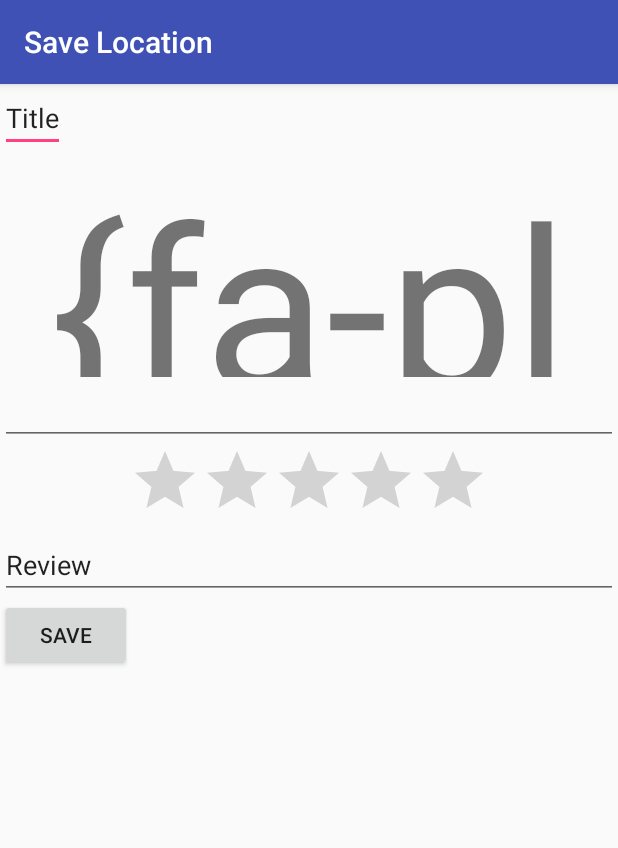
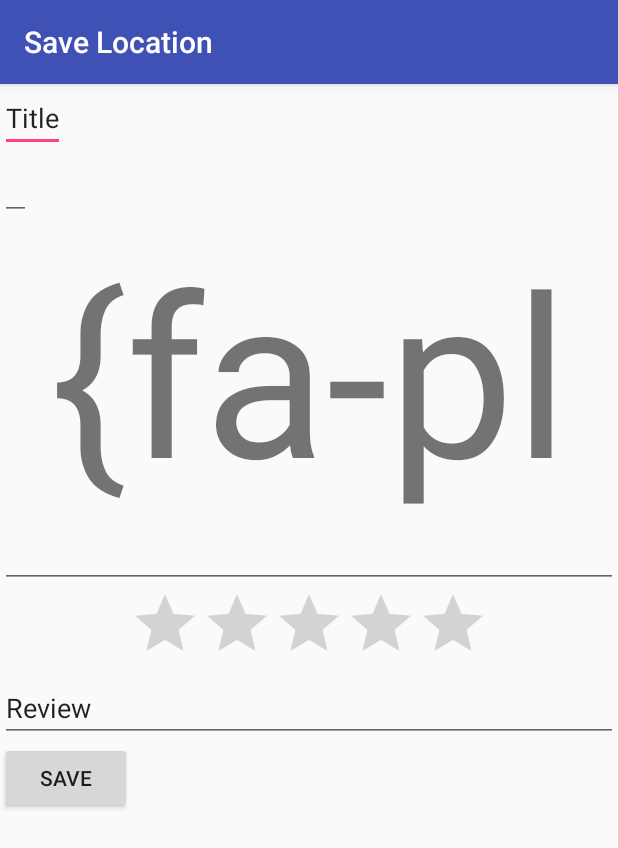
Before and after one commit to zenwong/ZFoodie, an Android app: the SaveLocationActivity screen opened directly, with no data from a screen before it, on a phone screen of 412 x 824 dp. Shown: the top 848 px of the screen. Run offline under Robolectric (Android 15) with nearby library versions, the phone set to English and light mode, and no system bars; our stand-ins replace Picasso; libraries missing offline, so code that uses them is left out: com.joanzapata.iconify, kotlinx.coroutines.experimental; plain views replace IconTextView; pictures from the network do not load.

Commit message:
add location data

```diff
--- a/app/src/main/java/com/zen/zfoodie/Client.kt
+++ b/app/src/main/java/com/zen/zfoodie/Client.kt
@@ -33,7 +33,7 @@ object Client {
 		}
 	}
 
-	fun uploadImage(image: File, imageName: String, title: String, tags: String, review: String, rating: Float) : Deferred<Response> {
+	fun uploadImage(image: File, imageName: String, title: String, tags: String, review: String, rating: Float, lg: Double, lt: Double, address: String) : Deferred<Response> {
 		return async(CommonPool) {
 			val requestBody = MultipartBody.Builder()
 				.setType(MultipartBody.FORM)
@@ -41,6 +41,9 @@ object Client {
 				.addFormDataPart("tags", tags)
 				.addFormDataPart("review", review)
 				.addFormDataPart("rating", rating.toString())
+				.addFormDataPart("longitude", lg.toString())
+				.addFormDataPart("latitude", lt.toString())
+				.addFormDataPart("address", address)
 				.addFormDataPart("image", imageName, RequestBody.create(MediaType.parse("image/jpeg"), image))
 				.build()
 			val request = Request.Builder().url("http://192.168.1.15:8080/save-location").post(requestBody).build()
--- a/app/src/main/res/layout/save_location.xml
+++ b/app/src/main/res/layout/save_location.xml
@@ -17,7 +17,16 @@
 			android:inputType="text"
 			android:text="Title"/>
 
-		<FrameLayout android:layout_width="match_parent" android:layout_height="150sp">
+		<EditText
+			android:id="@+id/editAddress"
+			android:layout_width="wrap_content"
+			android:layout_height="wrap_content"
+			android:layout_weight="1"
+			android:maxLines="1"
+			android:inputType="text"
+			/>
+
+		<FrameLayout android:layout_width="match_parent" android:layout_height="200sp">
 			<com.joanzapata.iconify.widget.IconTextView
 				android:id="@+id/tvAddPic"
 				android:layout_width="match_parent"
```
Also changed, not shown: app/src/main/java/com/zen/zfoodie/SaveLocationActivity.kt (+32 -15 lines), 1 other file.
